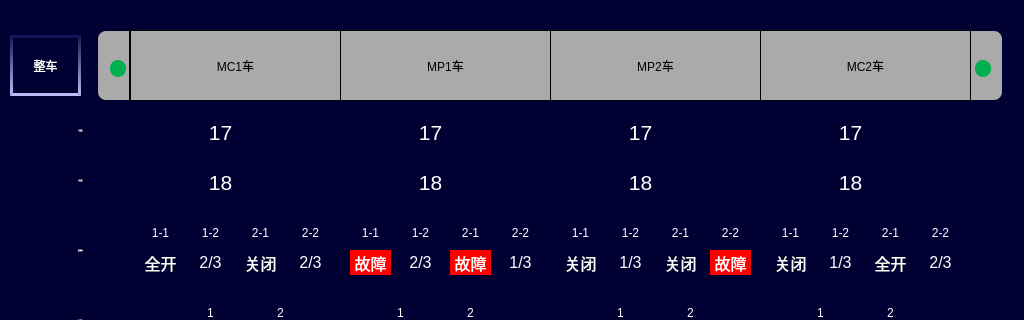
Old version of the form vehiclesetairconditionpage.ui in the repository 994656234/HHL; both pictures show x 0 to 1024 and y 0 to 320 of the 1024 by 706 pixel window.
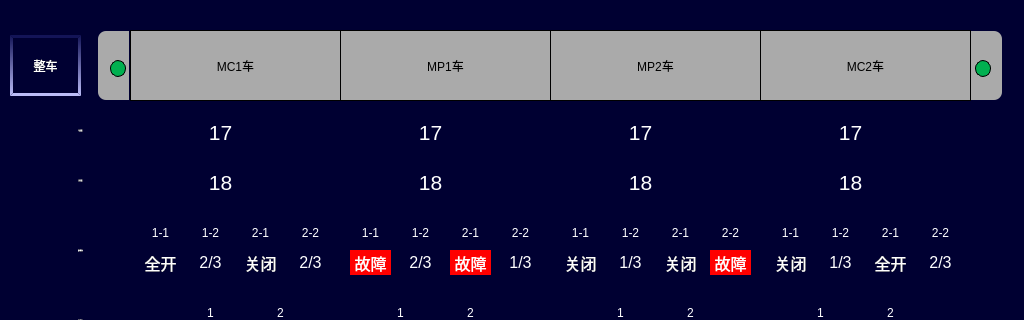
New version of the form. Icons and pictures are not drawn.

What changed in the file:
```diff
--- a/vehiclesetairconditionpage.ui
+++ b/vehiclesetairconditionpage.ui
@@ -1094,7 +1094,9 @@
    </property>
    <property name="styleSheet">
     <string notr="true">background-color: rgb(0, 176, 80);
-border-radius:8px;</string>
+border-radius:8px;
+font:24px,&quot;微软雅黑&quot;;
+border:1px solid black;</string>
    </property>
    <property name="text">
     <string/>
@@ -1111,7 +1113,9 @@
    </property>
    <property name="styleSheet">
     <string notr="true">background-color: rgb(0, 176, 80);
-border-radius:8px;</string>
+border-radius:8px;
+font:24px,&quot;微软雅黑&quot;;
+border:1px solid black;</string>
    </property>
    <property name="text">
     <string/>
```
Left out of the diff: 12 changed lines with no effect on the pictures.
